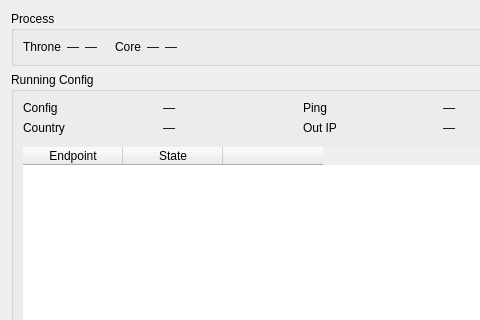
This is include/ui/stats/RuntimeStatsWidget.ui in ttrroyy/qThrone as Qt 5 draws it before an edit; both pictures show x 0 to 480 and y 0 to 320 of the 600 by 470 pixel window. The edited form follows.
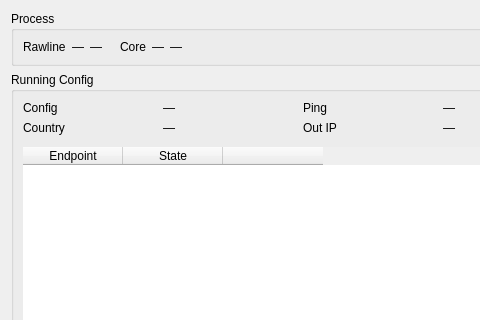
This is the edited form.

```diff
--- a/include/ui/stats/RuntimeStatsWidget.ui
+++ b/include/ui/stats/RuntimeStatsWidget.ui
@@ -22,7 +22,7 @@
         <item row="0" column="0">
          <widget class="QLabel" name="labelThroneName">
           <property name="text">
-           <string notr="true">Throne</string>
+           <string notr="true">Rawline</string>
           </property>
          </widget>
         </item>
```
Left out of the diff: 6 changed lines with no effect on the pictures.
